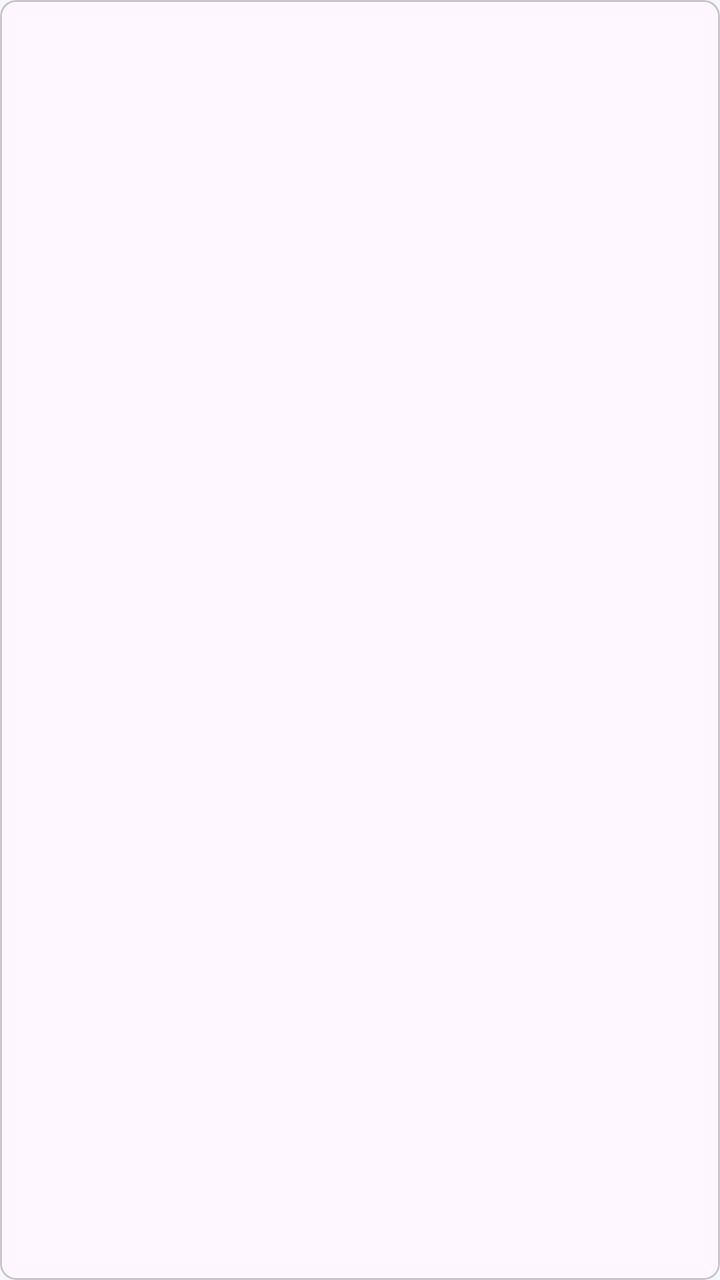
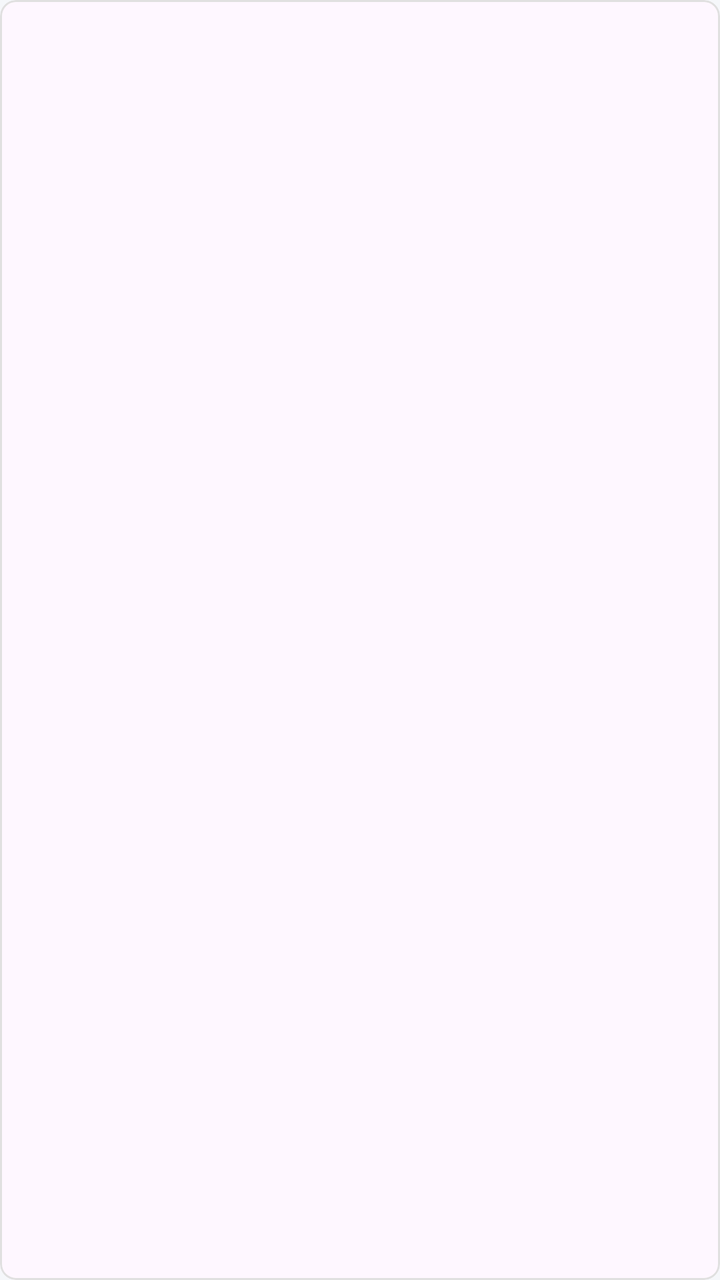

Two renders of the same Android screen: before a commit and after it. Below are the layout's source before the change and the commit's diff.
<!-- AndroidManifest.xml: application theme Theme.TakeControl -->
<!-- res/layout/item_challenge_task.xml -->
<?xml version="1.0" encoding="utf-8"?>
<com.google.android.material.card.MaterialCardView xmlns:android="http://schemas.android.com/apk/res/android"
    xmlns:app="http://schemas.android.com/apk/res-auto"
    android:layout_width="match_parent"
    android:layout_height="wrap_content"
    android:layout_marginBottom="8dp"
    app:cardCornerRadius="8dp">

    <LinearLayout
        android:layout_width="match_parent"
        android:layout_height="wrap_content"
        android:orientation="vertical"
        android:padding="12dp">

        <TextView
            android:id="@+id/taskTitleText"
            android:layout_width="match_parent"
            android:layout_height="wrap_content"
            android:textColor="@color/text_primary"
            android:textStyle="bold" />

        <TextView
            android:id="@+id/taskMetaText"
            android:layout_width="match_parent"
            android:layout_height="wrap_content"
            android:layout_marginTop="2dp"
            android:textColor="@color/text_secondary"
            android:textSize="13sp" />

        <TextView
            android:id="@+id/progressStatusText"
            android:layout_width="match_parent"
            android:layout_height="wrap_content"
            android:layout_marginTop="6dp"
            android:textColor="@color/primary"
            android:textSize="13sp" />

        <LinearLayout
            android:layout_width="match_parent"
            android:layout_height="wrap_content"
            android:layout_marginTop="8dp"
            android:gravity="end"
            android:orientation="horizontal">

            <com.google.android.material.button.MaterialButton
                android:id="@+id/logButton"
                style="@style/Widget.Material3.Button.TonalButton"
                android:layout_width="wrap_content"
                android:layout_height="wrap_content"
                android:text="@string/log_progress"
                android:visibility="gone" />

            <com.google.android.material.button.MaterialButton
                android:id="@+id/completeButton"
                android:layout_width="wrap_content"
                android:layout_height="wrap_content"
                android:text="@string/mark_complete"
                android:visibility="gone" />
        </LinearLayout>
    </LinearLayout>
</com.google.android.material.card.MaterialCardView>
<!-- resources referenced by this layout -->
<resources>
  <color name="primary">#1B5E73</color>
  <color name="text_primary">#1A1C1E</color>
  <color name="text_secondary">#5C6267</color>
  <string name="log_progress">Log</string>
  <string name="mark_complete">Done</string>
  <style name="Theme.TakeControl" parent="Theme.Material3.Light.NoActionBar">
          <item name="colorPrimary">@color/primary</item>
          <item name="colorPrimaryDark">@color/primary_dark</item>
          <item name="colorSecondary">@color/secondary</item>
          <item name="android:statusBarColor">@android:color/transparent</item>
          <item name="android:windowLightStatusBar">false</item>
          <item name="android:windowBackground">@color/background</item>
      </style>
  <color name="primary_dark">#0F3D4D</color>
  <color name="secondary">#4CAF93</color>
  <color name="background">#F5F7FA</color>
</resources>

<!-- the commit's change to res/layout/item_challenge_task.xml (unified diff, before → after) -->
@@ -1,10 +1,13 @@
 <?xml version="1.0" encoding="utf-8"?>
 <com.google.android.material.card.MaterialCardView xmlns:android="http://schemas.android.com/apk/res/android"
     xmlns:app="http://schemas.android.com/apk/res-auto"
+    android:id="@+id/taskCard"
     android:layout_width="match_parent"
     android:layout_height="wrap_content"
     android:layout_marginBottom="8dp"
-    app:cardCornerRadius="8dp">
+    app:cardCornerRadius="8dp"
+    app:strokeWidth="1dp"
+    app:strokeColor="#E0E0E0">
 
     <LinearLayout
         android:layout_width="match_parent"
